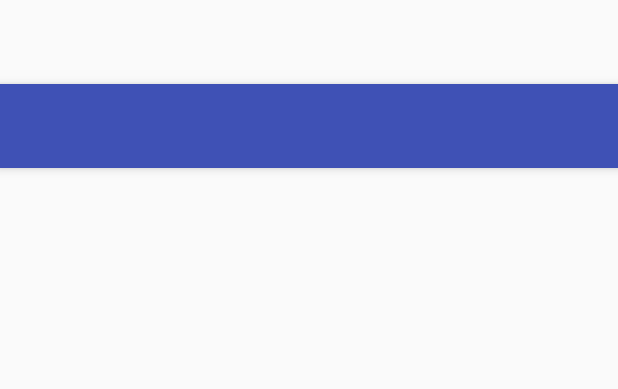
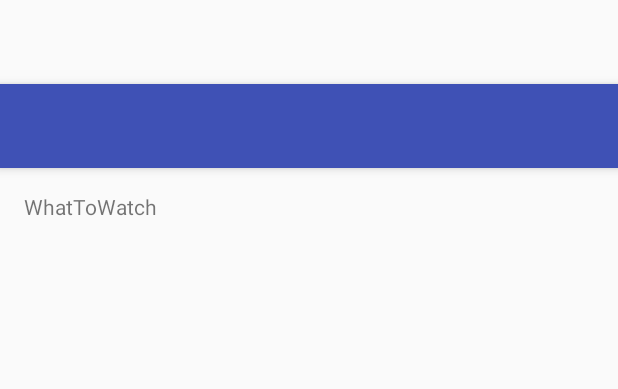
Before and after one commit to marcinOz/WhatToWatch, an Android app: the layout activity_movie_list.xml on its own in the app's theme, with its tools: preview values and no code run, on a phone screen of 412 x 824 dp. Shown: the top 389 px of the screen. Run offline under Robolectric (Android 15) with nearby library versions, the phone set to English and light mode, and no system bars.

```diff
--- a/app/build.gradle
+++ b/app/build.gradle
@@ -35,6 +35,8 @@ dependencies {
   // if you use the support libraries
   kapt "com.google.dagger:dagger-android-processor:$daggerVersion"
 
+  implementation "com.google.android.gms:play-services-base:$gmsVersion"
+
   implementation "com.android.support:appcompat-v7:$supportVersion"
   implementation "com.android.support:support-v4:$supportVersion"
   implementation "com.android.support:recyclerview-v7:$supportVersion"
--- a/app/src/main/java/pl/oziem/whattowatch/main/MovieListActivity.kt
+++ b/app/src/main/java/pl/oziem/whattowatch/main/MovieListActivity.kt
@@ -4,6 +4,7 @@ import android.os.Bundle
 import android.support.design.widget.Snackbar
 import android.support.v7.app.AppCompatActivity
 import android.support.v7.widget.RecyclerView
+import com.google.android.gms.common.GoogleApiAvailability
 import dagger.android.AndroidInjection
 import kotlinx.android.synthetic.main.activity_movie_list.*
 import kotlinx.android.synthetic.main.movie_list.*
@@ -52,7 +53,10 @@ class MovieListActivity : AppCompatActivity(), MovieListContract.View {
     }
 
     setupRecyclerView(movie_list)
-    presenter.initDownloadData(this)
+    GoogleApiAvailability.getInstance().makeGooglePlayServicesAvailable(this)
+      .addOnCompleteListener { task ->
+        if (task.isSuccessful) presenter.initDownloadData(this)
+      }
   }
 
   private fun setupRecyclerView(recyclerView: RecyclerView) {
--- a/app/src/main/res/layout-w900dp/movie_list.xml
+++ b/app/src/main/res/layout-w900dp/movie_list.xml
@@ -14,13 +14,6 @@
   master/detail flow.
 
   -->
-
-  <TextView
-    android:id="@+id/text"
-    android:layout_width="wrap_content"
-    android:layout_height="wrap_content"
-    android:layout_margin="@dimen/text_margin"
-    android:text="@string/app_name" />
 
   <android.support.v7.widget.RecyclerView xmlns:android="http://schemas.android.com/apk/res/android"
     xmlns:tools="http://schemas.android.com/tools"
--- a/app/src/main/res/layout/activity_movie_list.xml
+++ b/app/src/main/res/layout/activity_movie_list.xml
@@ -21,14 +21,23 @@
 
   </android.support.design.widget.AppBarLayout>
 
-    <FrameLayout
+
+  <LinearLayout
     android:id="@+id/frameLayout"
     android:layout_width="match_parent"
     android:layout_height="match_parent"
+    android:orientation="vertical"
     app:layout_behavior="@string/appbar_scrolling_view_behavior">
 
+    <TextView
+      android:id="@+id/text"
+      android:layout_width="wrap_content"
+      android:layout_height="wrap_content"
+      android:layout_margin="@dimen/text_margin"
+      android:text="@string/app_name" />
+
     <include layout="@layout/movie_list" />
-    </FrameLayout>
+  </LinearLayout>
 
   <android.support.design.widget.FloatingActionButton
     android:id="@+id/fab"
--- a/versions.gradle
+++ b/versions.gradle
@@ -8,7 +8,8 @@ ext {
 
   daggerVersion = '2.14.1'
   supportVersion = '27.1.0'
-  firebaseVersion = '11.8.0'
+  gmsVersion = '11.8.0'
+  firebaseVersion = gmsVersion
 
   okHttpVersion = '3.10.0'
   retrofitVersion = '2.3.0'
```
Lines whose indentation alone changed are shown as unchanged.
